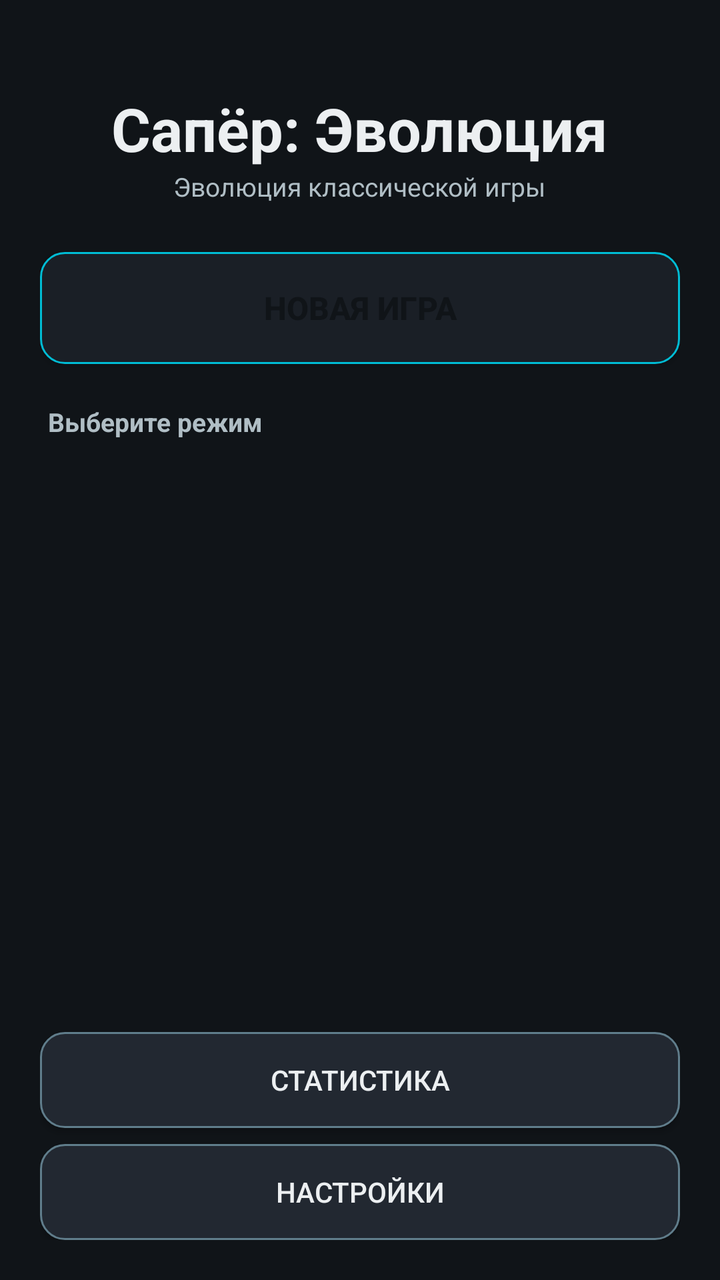
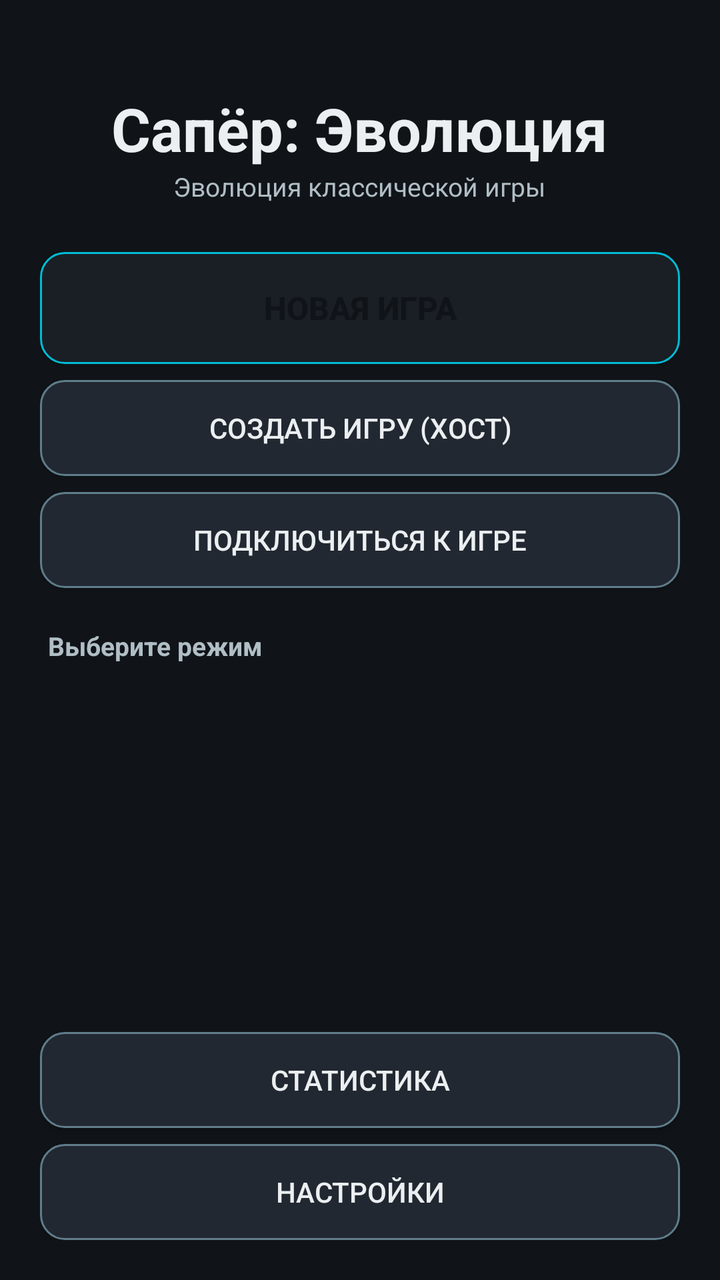

An Android layout rendered at two revisions. The XML below is the earlier revision; the diff shows what the commit changed to produce the second picture.
<!-- AndroidManifest.xml: application theme Theme.MinesweeperEvolution -->
<!-- res/layout/activity_main.xml -->
<?xml version="1.0" encoding="utf-8"?>
<ScrollView xmlns:android="http://schemas.android.com/apk/res/android"
    android:layout_width="match_parent"
    android:layout_height="match_parent"
    android:background="@color/bg_dark"
    android:fillViewport="true">

    <LinearLayout
        android:layout_width="match_parent"
        android:layout_height="wrap_content"
        android:orientation="vertical"
        android:padding="20dp">

        
        <TextView
            android:id="@+id/title"
            android:layout_width="wrap_content"
            android:layout_height="wrap_content"
            android:layout_gravity="center"
            android:layout_marginTop="24dp"
            android:text="@string/app_name"
            android:textColor="@color/text_primary"
            android:textSize="30sp"
            android:textStyle="bold" />

        <TextView
            android:id="@+id/subtitle"
            android:layout_width="wrap_content"
            android:layout_height="wrap_content"
            android:layout_gravity="center"
            android:layout_marginBottom="24dp"
            android:text="@string/app_subtitle"
            android:textColor="@color/text_secondary"
            android:textSize="13sp" />

        
        <Button
            android:id="@+id/btnContinue"
            android:layout_width="match_parent"
            android:layout_height="56dp"
            android:layout_marginBottom="8dp"
            android:background="@drawable/bg_button_primary"
            android:text="@string/continue_game"
            android:textColor="@color/bg_dark"
            android:textSize="16sp"
            android:textStyle="bold"
            android:visibility="gone" />

        
        <Button
            android:id="@+id/btnNewGame"
            android:layout_width="match_parent"
            android:layout_height="56dp"
            android:layout_marginBottom="20dp"
            android:background="@drawable/bg_button_primary"
            android:text="@string/new_game"
            android:textColor="@color/bg_dark"
            android:textSize="16sp"
            android:textStyle="bold" />

        <TextView
            android:layout_width="wrap_content"
            android:layout_height="wrap_content"
            android:layout_marginStart="4dp"
            android:layout_marginBottom="10dp"
            android:text="@string/select_mode"
            android:textColor="@color/text_secondary"
            android:textSize="13sp"
            android:textStyle="bold" />

        
        <LinearLayout
            android:id="@+id/modesContainer"
            android:layout_width="match_parent"
            android:layout_height="wrap_content"
            android:orientation="vertical" />

        <TextView
            android:id="@+id/diffTitle"
            android:layout_width="wrap_content"
            android:layout_height="wrap_content"
            android:layout_marginStart="4dp"
            android:layout_marginTop="20dp"
            android:layout_marginBottom="10dp"
            android:text="@string/select_difficulty"
            android:textColor="@color/text_secondary"
            android:textSize="13sp"
            android:textStyle="bold"
            android:visibility="gone" />

        <LinearLayout
            android:id="@+id/diffContainer"
            android:layout_width="match_parent"
            android:layout_height="wrap_content"
            android:orientation="horizontal"
            android:weightSum="3" />

        <View
            android:layout_width="match_parent"
            android:layout_height="0dp"
            android:layout_weight="1" />

        
        <Button
            android:id="@+id/btnStats"
            android:layout_width="match_parent"
            android:layout_height="48dp"
            android:layout_marginBottom="8dp"
            android:background="@drawable/bg_button_secondary"
            android:text="@string/stats"
            android:textColor="@color/text_primary"
            android:textSize="14sp" />

        <Button
            android:id="@+id/btnSettings"
            android:layout_width="match_parent"
            android:layout_height="48dp"
            android:background="@drawable/bg_button_secondary"
            android:text="@string/settings"
            android:textColor="@color/text_primary"
            android:textSize="14sp" />

    </LinearLayout>
</ScrollView>
<!-- resources referenced by this layout -->
<resources>
  <color name="bg_dark">#FF101418</color>
  <color name="text_primary">#FFECEFF1</color>
  <color name="text_secondary">#FFB0BEC5</color>
  <!-- drawable bg_button_primary (drawable) -->
  <?xml version="1.0" encoding="utf-8"?>
  <shape xmlns:android="http://schemas.android.com/apk/res/android" android:shape="rectangle">
      <solid android:color="@color/bg_panel"/>
      <corners android:radius="12dp"/>
      <stroke android:width="1dp" android:color="@color/accent"/>
  </shape>
  <!-- drawable bg_button_secondary (drawable) -->
  <?xml version="1.0" encoding="utf-8"?>
  <shape xmlns:android="http://schemas.android.com/apk/res/android" android:shape="rectangle">
      <solid android:color="@color/bg_panel_alt"/>
      <corners android:radius="12dp"/>
      <stroke android:width="1dp" android:color="@color/text_dim"/>
  </shape>
  <string name="app_name">Сапёр: Эволюция</string>
  <string name="app_subtitle">Эволюция классической игры</string>
  <string name="continue_game">Продолжить</string>
  <string name="new_game">Новая игра</string>
  <string name="select_difficulty">Выберите сложность</string>
  <string name="select_mode">Выберите режим</string>
  <string name="settings">Настройки</string>
  <string name="stats">Статистика</string>
  <style name="Theme.MinesweeperEvolution" parent="Theme.AppCompat.NoActionBar">
          <item name="colorPrimary">@color/accent</item>
          <item name="colorPrimaryDark">@color/accent_2</item>
          <item name="colorAccent">@color/accent</item>
          <item name="android:windowBackground">@color/bg_dark</item>
          <item name="android:textColorPrimary">@color/text_primary</item>
          <item name="android:textColorSecondary">@color/text_secondary</item>
          <item name="android:statusBarColor" tools:targetApi="l">@color/bg_dark</item>
      </style>
  <color name="bg_panel">#FF1A1F26</color>
  <color name="accent">#FF00BCD4</color>
  <color name="bg_panel_alt">#FF222831</color>
  <color name="text_dim">#FF607D8B</color>
  <color name="accent_2">#FF26C6DA</color>
</resources>

<!-- the commit's change to res/layout/activity_main.xml (unified diff, before → after) -->
@@ -51,12 +51,33 @@
             android:id="@+id/btnNewGame"
             android:layout_width="match_parent"
             android:layout_height="56dp"
-            android:layout_marginBottom="20dp"
+            android:layout_marginBottom="8dp"
             android:background="@drawable/bg_button_primary"
             android:text="@string/new_game"
             android:textColor="@color/bg_dark"
             android:textSize="16sp"
             android:textStyle="bold" />
+
+        
+        <Button
+            android:id="@+id/btnMpHost"
+            android:layout_width="match_parent"
+            android:layout_height="48dp"
+            android:layout_marginBottom="8dp"
+            android:background="@drawable/bg_button_secondary"
+            android:text="@string/mp_host"
+            android:textColor="@color/text_primary"
+            android:textSize="14sp" />
+
+        <Button
+            android:id="@+id/btnMpJoin"
+            android:layout_width="match_parent"
+            android:layout_height="48dp"
+            android:layout_marginBottom="20dp"
+            android:background="@drawable/bg_button_secondary"
+            android:text="@string/mp_join"
+            android:textColor="@color/text_primary"
+            android:textSize="14sp" />
 
         <TextView
             android:layout_width="wrap_content"
<!-- resource entries referenced after the edit -->
@@ -20,6 +20,8 @@
   <string name="app_name">Сапёр: Эволюция</string>
   <string name="app_subtitle">Эволюция классической игры</string>
   <string name="continue_game">Продолжить</string>
+  <string name="mp_host">Создать игру (хост)</string>
+  <string name="mp_join">Подключиться к игре</string>
   <string name="new_game">Новая игра</string>
   <string name="select_difficulty">Выберите сложность</string>
   <string name="select_mode">Выберите режим</string>
